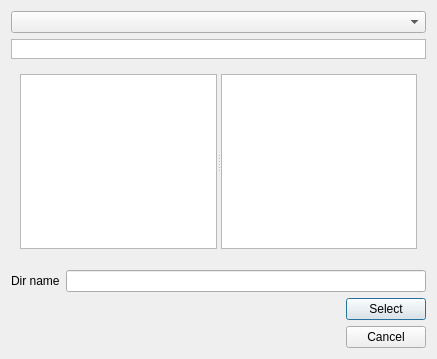
Above: open_scan_dialog_ui.ui from filiplindau/QuadScan before the change. Below: the same form after it.
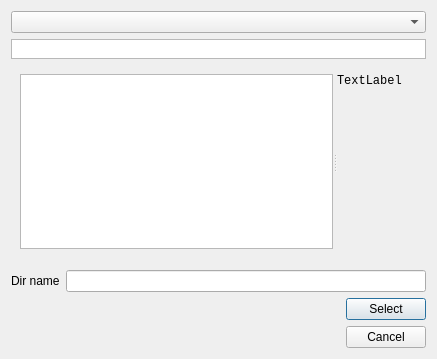
That is the form after the change.

```diff
--- a/open_scan_dialog_ui.ui
+++ b/open_scan_dialog_ui.ui
@@ -60,13 +60,24 @@
           </sizepolicy>
          </property>
         </widget>
-        <widget class="QListWidget" name="dir_listwidget">
+        <widget class="QLabel" name="daqinfo_label">
          <property name="sizePolicy">
           <sizepolicy hsizetype="Expanding" vsizetype="Expanding">
            <horstretch>0</horstretch>
            <verstretch>0</verstretch>
           </sizepolicy>
          </property>
+         <property name="font">
+          <font>
+           <family>Consolas</family>
+          </font>
+         </property>
+         <property name="text">
+          <string>TextLabel</string>
+         </property>
+         <property name="alignment">
+          <set>Qt::AlignLeading|Qt::AlignLeft|Qt::AlignTop</set>
+         </property>
         </widget>
        </widget>
       </item>
```
